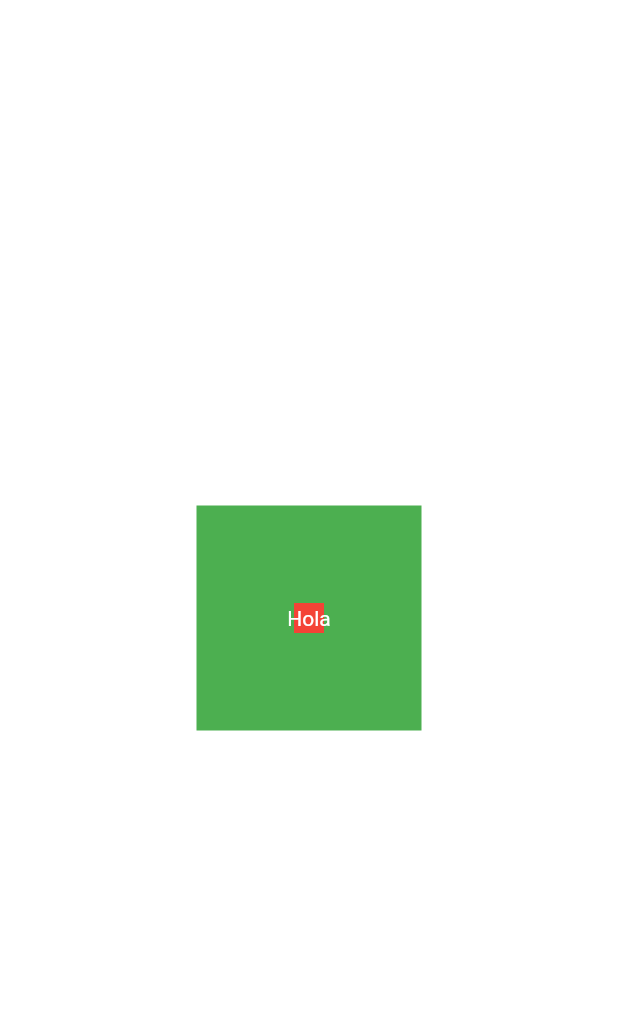
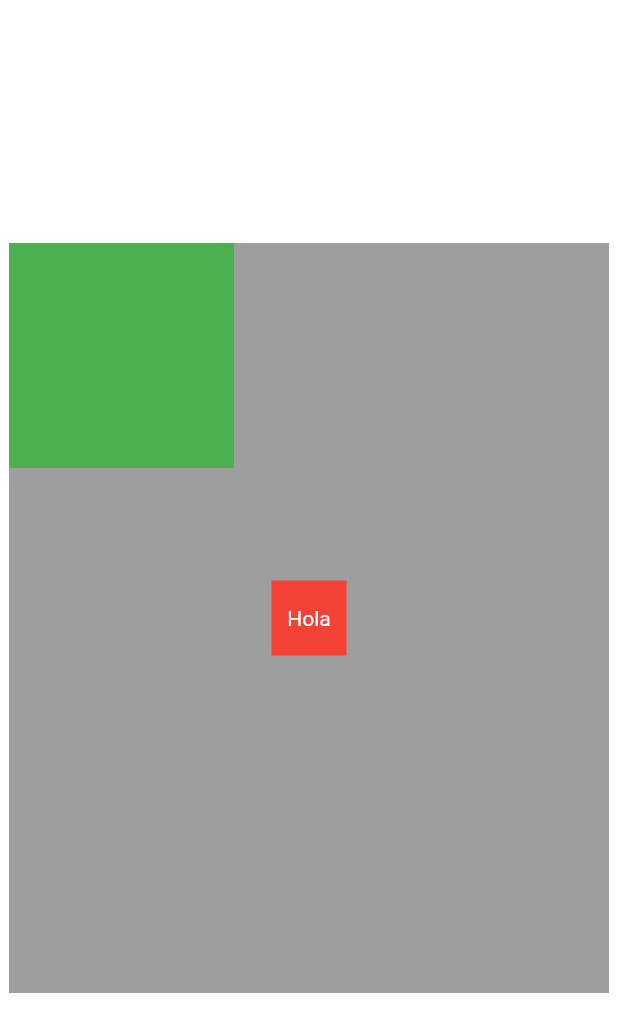
Before and after one commit to AgustinaGF/facebookFlutter, a Flutter app: the screen it shows after launch, on a phone screen of 412 x 824 dp. Shown: the top 1032 px of the screen. Run offline on Flutter 3.47's test engine with Material 2 defaults, Android fonts, the phone set to English and light mode, and no system bars.

Commit message:
positioned

```diff
--- a/lib/widgets/stack.dart
+++ b/lib/widgets/stack.dart
@@ -6,13 +6,21 @@ class MyStack extends StatelessWidget{
  return DefaultTextStyle(style: const TextStyle(color: Colors.white), child:
   Container(
   color: Colors.white,
-  child: Stack(
-    alignment: Alignment.center,
-    children: [
-      Container(width: 150,height: 150,color: Colors.green,),
-       Container(width: 20,height: 20,color: Colors.red,),
-       const Text('Hola'),
-    ],
+  child: Center(
+    child: Container(
+      color: Colors.grey,
+      width: 400,
+      height: 500,
+      child: Stack(
+        alignment: Alignment.center,
+        children: [
+          Positioned(top:0, left:0,child: Container(width: 150,height: 150,color: Colors.green,),)
+          ,
+           Container(width: 50,height: 50,color: Colors.red,),
+           const Text('Hola'),
+        ],
+      ),
+    ),
   )
  )
   );}
```
